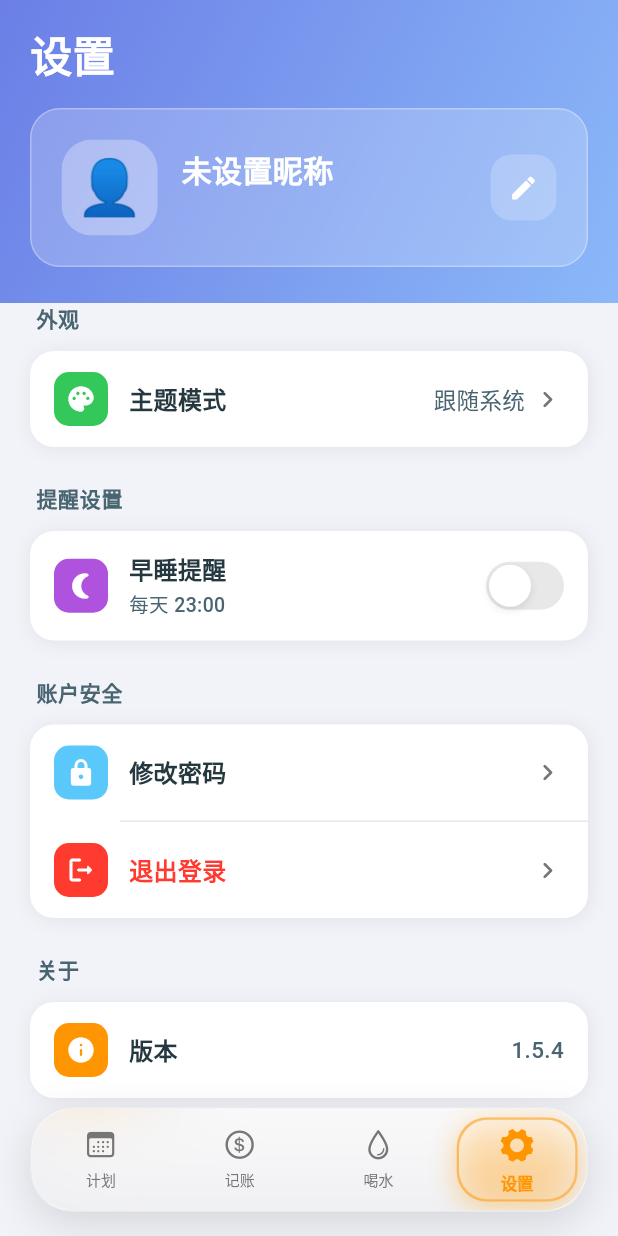
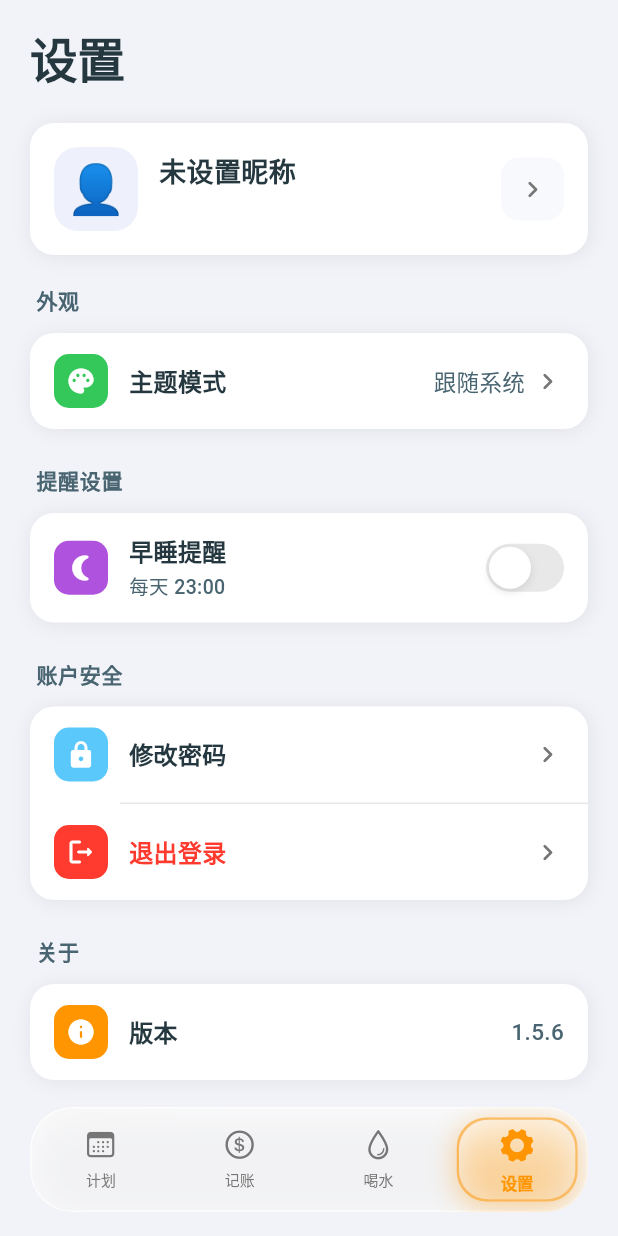
Before and after one commit to qq357877431/flutter_app, a Flutter app: the HomeScreen screen opened by its route, swiped to page 4, on a phone screen of 412 x 824 dp. Run offline on Flutter 3.47's test engine with Material 3 defaults, Android fonts, the phone set to English and light mode, and no system bars; our stand-ins replace dio, flutter_local_notifications, flutter_riverpod, shared_preferences, timezone; accounts and stored records are empty; network calls fail.

Commit message:
v1.5.6: Fix nav bar glassmorphism, settings UI, iOS SF Pro font

```diff
--- a/flutter_app/lib/screens/expense_screen.dart
+++ b/flutter_app/lib/screens/expense_screen.dart
@@ -463,7 +463,7 @@ class _ExpenseScreenState extends ConsumerState<ExpenseScreen> {
               ),
               // 添加按钮
               Padding(
-                padding: const EdgeInsets.all(20),
+                padding: const EdgeInsets.fromLTRB(20, 20, 20, 100),
                 child: Container(
                   width: double.infinity,
                   decoration: colors.gradientDecoration(colors.greenGradient),
--- a/flutter_app/lib/screens/home_screen.dart
+++ b/flutter_app/lib/screens/home_screen.dart
@@ -177,32 +177,33 @@ class _LiquidGlassNavBar extends StatelessWidget {
 
   @override
   Widget build(BuildContext context) {
-    return Container(
+    return ClipRRect(
+      borderRadius: BorderRadius.circular(28),
+      child: BackdropFilter(
+        filter: ImageFilter.blur(sigmaX: 25, sigmaY: 25),
+        child: Container(
           height: 70,
           decoration: BoxDecoration(
+            // 毛玻璃效果：半透明背景
             color: isDark
-            ? Colors.black.withOpacity(0.6)
-            : Colors.white.withOpacity(0.8),
+                ? Colors.black.withOpacity(0.4)
+                : Colors.white.withOpacity(0.65),
             borderRadius: BorderRadius.circular(28),
             border: Border.all(
               color: isDark
-              ? Colors.white.withOpacity(0.12)
-              : Colors.black.withOpacity(0.06),
+                  ? Colors.white.withOpacity(0.15)
+                  : Colors.white.withOpacity(0.8),
               width: 1,
             ),
             boxShadow: [
               BoxShadow(
-            color: Colors.black.withOpacity(isDark ? 0.5 : 0.12),
-            blurRadius: 24,
-            offset: const Offset(0, 8),
+                color: Colors.black.withOpacity(isDark ? 0.4 : 0.1),
+                blurRadius: 20,
+                offset: const Offset(0, 6),
                 spreadRadius: 0,
               ),
             ],
           ),
-      child: ClipRRect(
-        borderRadius: BorderRadius.circular(28),
-        child: BackdropFilter(
-          filter: ImageFilter.blur(sigmaX: 30, sigmaY: 30),
           child: LayoutBuilder(
             builder: (context, constraints) {
               final navWidth = constraints.maxWidth;
--- a/flutter_app/lib/screens/plan_screen.dart
+++ b/flutter_app/lib/screens/plan_screen.dart
@@ -338,7 +338,7 @@ class _PlanScreenState extends ConsumerState<PlanScreen> {
               ),
               // 添加按钮
               Padding(
-                padding: const EdgeInsets.all(24),
+                padding: const EdgeInsets.fromLTRB(24, 24, 24, 100),
                 child: Container(
                   width: double.infinity,
                   decoration: colors.buttonDecoration(radius: 12),
--- a/flutter_app/lib/screens/settings_screen.dart
+++ b/flutter_app/lib/screens/settings_screen.dart
@@ -1,4 +1,3 @@
-import 'dart:ui';
 import 'package:flutter/cupertino.dart';
 import 'package:flutter/material.dart';
 import 'package:flutter_riverpod/flutter_riverpod.dart';
@@ -128,7 +127,7 @@ class _SettingsScreenState extends ConsumerState<SettingsScreen> {
                 _buildSettingCard(colors, children: [
                   _buildSettingItem(
                     icon: Icons.info_rounded, iconBg: colors.orange,
-                    title: '版本', value: '1.5.4', showArrow: false, colors: colors,
+                    title: '版本', value: '1.5.6', showArrow: false, colors: colors,
                   ),
                 ]),
               ]),
@@ -140,73 +139,77 @@ class _SettingsScreenState extends ConsumerState<SettingsScreen> {
   }
 
   Widget _buildHeader(dynamic user, AppColors colors, bool isDark) {
-    return Container(
+    return SafeArea(
+      bottom: false,
+      child: Padding(
+        padding: const EdgeInsets.fromLTRB(20, 16, 20, 20),
+        child: Column(
+          crossAxisAlignment: CrossAxisAlignment.start,
+          children: [
+            // 标题
+            Text('设置', style: TextStyle(
+              fontSize: 32,
+              fontWeight: FontWeight.w700,
+              color: colors.textPrimary,
+              letterSpacing: -0.5,
+            )),
+            const SizedBox(height: 20),
+            // 用户信息卡片
+            Container(
+              padding: const EdgeInsets.all(16),
               decoration: BoxDecoration(
-        gradient: LinearGradient(
-          begin: Alignment.topLeft, end: Alignment.bottomRight,
-          colors: colors.primaryGradient,
+                color: colors.cardBg,
+                borderRadius: BorderRadius.circular(16),
+                boxShadow: colors.cardShadow,
               ),
-      ),
-      child: SafeArea(
-        bottom: false,
-        child: Column(children: [
-          Padding(
-            padding: const EdgeInsets.symmetric(horizontal: 20, vertical: 16),
-            child: Row(children: const [
-              Text('设置', style: TextStyle(fontSize: 28, fontWeight: FontWeight.bold, color: Colors.white)),
-            ]),
-          ),
+              child: Row(children: [
+                // 头像
                 Container(
-            margin: const EdgeInsets.fromLTRB(20, 0, 20, 24),
-            padding: const EdgeInsets.all(20),
+                  width: 56, height: 56,
                   decoration: BoxDecoration(
-              color: isDark ? Colors.black.withOpacity(0.2) : Colors.white.withOpacity(0.2),
-              borderRadius: BorderRadius.circular(20),
-              border: Border.all(color: Colors.white.withOpacity(0.3), width: 1),
-            ),
-            child: ClipRRect(
-              borderRadius: BorderRadius.circular(20),
-              child: BackdropFilter(
-                filter: ImageFilter.blur(sigmaX: 10, sigmaY: 10),
-                child: Row(children: [
-                  Container(
-                    width: 64, height: 64,
-                    decoration: BoxDecoration(
-                      color: Colors.white.withOpacity(0.3),
-                      borderRadius: BorderRadius.circular(20),
+                    color: colors.primary.withOpacity(0.1),
+                    borderRadius: BorderRadius.circular(16),
                   ),
                   child: Center(child: Text(
                     user?.avatar?.isNotEmpty == true ? user!.avatar! : '👤',
-                      style: const TextStyle(fontSize: 36),
+                    style: const TextStyle(fontSize: 32),
                   )),
                 ),
-                  const SizedBox(width: 16),
+                const SizedBox(width: 14),
+                // 用户信息
                 Expanded(child: Column(
                   crossAxisAlignment: CrossAxisAlignment.start,
                   children: [
                     Text(user?.displayName ?? '未设置昵称',
-                        style: const TextStyle(color: Colors.white, fontSize: 20, fontWeight: FontWeight.bold)),
-                      const SizedBox(height: 4),
+                      style: TextStyle(
+                        color: colors.textPrimary,
+                        fontSize: 18,
+                        fontWeight: FontWeight.w600,
+                      )),
+                    const SizedBox(height: 2),
                     Text(user?.phoneNumber ?? '',
-                        style: TextStyle(color: Colors.white.withOpacity(0.8), fontSize: 14, fontWeight: FontWeight.w500)),
+                      style: TextStyle(
+                        color: colors.textSecondary,
+                        fontSize: 14,
+                      )),
                   ],
                 )),
+                // 编辑按钮
                 GestureDetector(
                   onTap: _showEditProfileSheet,
                   child: Container(
-                      padding: const EdgeInsets.all(12),
+                    padding: const EdgeInsets.all(10),
                     decoration: BoxDecoration(
-                        color: Colors.white.withOpacity(0.2),
-                        borderRadius: BorderRadius.circular(14),
+                      color: colors.cardBgSecondary,
+                      borderRadius: BorderRadius.circular(12),
                     ),
-                      child: const Icon(Icons.edit_rounded, color: Colors.white, size: 20),
+                    child: Icon(Icons.chevron_right_rounded, color: colors.textTertiary, size: 22),
                   ),
                 ),
               ]),
             ),
+          ],
         ),
-          ),
-        ]),
       ),
     );
   }
--- a/flutter_app/lib/screens/water_screen.dart
+++ b/flutter_app/lib/screens/water_screen.dart
@@ -717,7 +717,7 @@ class _WaterScreenState extends ConsumerState<WaterScreen> with SingleTickerProv
             _records.isEmpty
                 ? SliverToBoxAdapter(
                     child: Container(
-                      margin: const EdgeInsets.symmetric(horizontal: 20),
+                      margin: const EdgeInsets.fromLTRB(20, 0, 20, 100),
                       padding: const EdgeInsets.all(40),
                       decoration: colors.cardDecoration(),
                       child: Column(
@@ -743,7 +743,7 @@ class _WaterScreenState extends ConsumerState<WaterScreen> with SingleTickerProv
                 : SliverList(
                     delegate: SliverChildBuilderDelegate(
                       (context, index) => Padding(
-                        padding: EdgeInsets.fromLTRB(20, 0, 20, index == _records.length - 1 ? 20 : 8),
+                        padding: EdgeInsets.fromLTRB(20, 0, 20, index == _records.length - 1 ? 100 : 8),
                         child: _buildRecordItem(index, colors),
                       ),
                       childCount: _records.length,
--- a/flutter_app/pubspec.yaml
+++ b/flutter_app/pubspec.yaml
@@ -1,7 +1,7 @@
 name: daily_planner
 description: 每日计划 - 计划、记账、喝水提醒
 publish_to: 'none'
-version: 1.5.4+15
+version: 1.5.6+17
 
 environment:
   sdk: '>=3.0.0 <4.0.0'
```
Also changed, not shown: flutter_app/lib/config/theme.dart (+53 -24 lines). Lines whose indentation alone changed are shown as unchanged.
